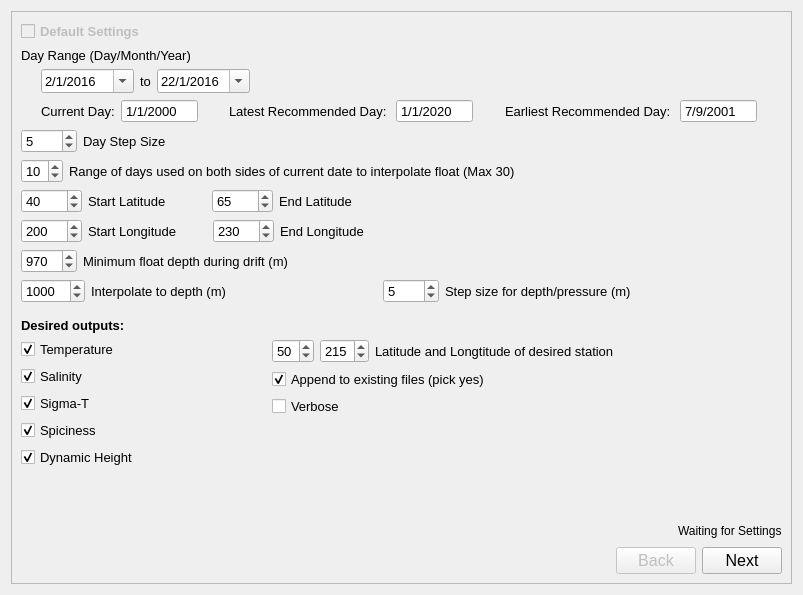
Before: the Qt Designer form ui_Files/timeseriesapp.ui in CallumColvine/ARGO-Float-Software, drawn with Qt 5.
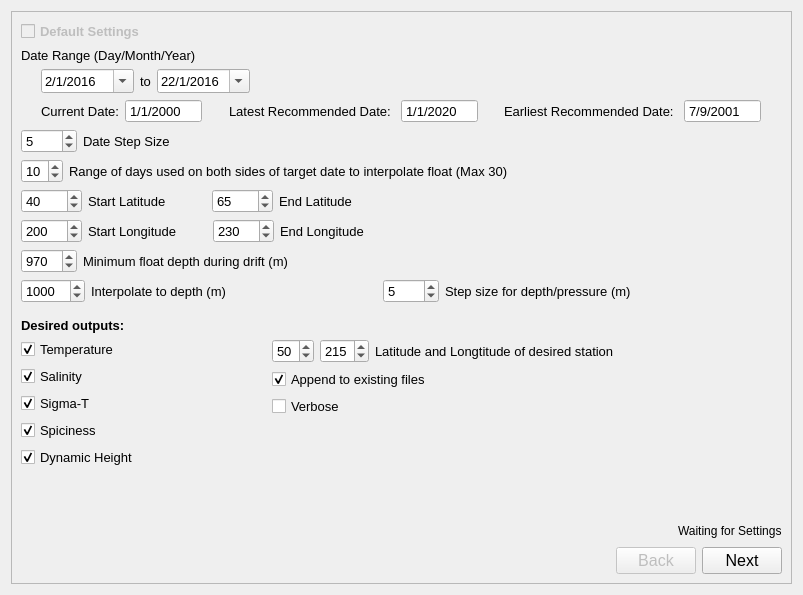
After: the same form once the commit is applied.

Commit message: Edited input box labels

```diff
--- a/ui_Files/timeseriesapp.ui
+++ b/ui_Files/timeseriesapp.ui
@@ -52,7 +52,7 @@
           </font>
          </property>
          <property name="text">
-          <string>Day Range (Day/Month/Year)</string>
+          <string>Date Range (Day/Month/Year)</string>
          </property>
         </widget>
        </item>
@@ -173,7 +173,7 @@
             </font>
            </property>
            <property name="text">
-            <string>Current Day:</string>
+            <string>Current Date:</string>
            </property>
           </widget>
          </item>
@@ -219,7 +219,7 @@
             </font>
            </property>
            <property name="text">
-            <string>Latest Recommended Day: </string>
+            <string>Latest Recommended Date: </string>
            </property>
           </widget>
          </item>
@@ -272,7 +272,7 @@
             </font>
            </property>
            <property name="text">
-            <string>Earliest Recommended Day: </string>
+            <string>Earliest Recommended Date: </string>
            </property>
           </widget>
          </item>
@@ -344,7 +344,7 @@
             </font>
            </property>
            <property name="text">
-            <string>Day Step Size</string>
+            <string>Date Step Size</string>
            </property>
           </widget>
          </item>
@@ -391,7 +391,7 @@
             </font>
            </property>
            <property name="text">
-            <string>Range of days used on both sides of current date to interpolate float (Max 30)</string>
+            <string>Range of days used on both sides of target date to interpolate float (Max 30)</string>
            </property>
           </widget>
          </item>
@@ -918,7 +918,7 @@
               </font>
              </property>
              <property name="text">
-              <string>Append to existing files (pick yes)</string>
+              <string>Append to existing files</string>
              </property>
              <property name="checked">
               <bool>true</bool>
```
